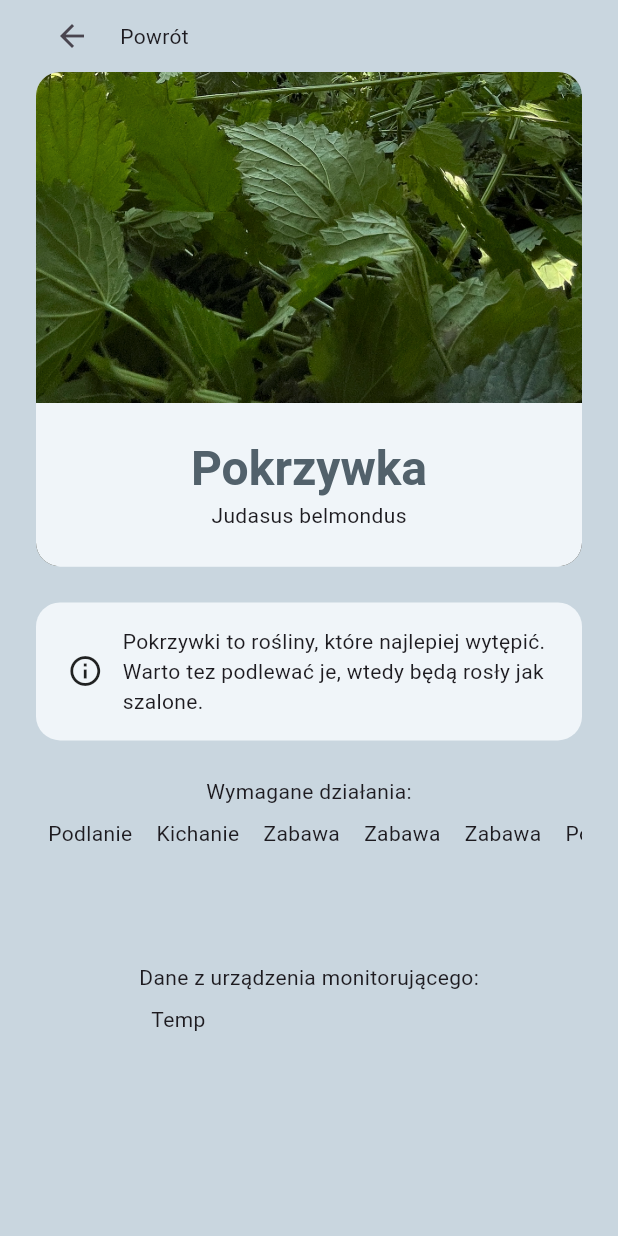
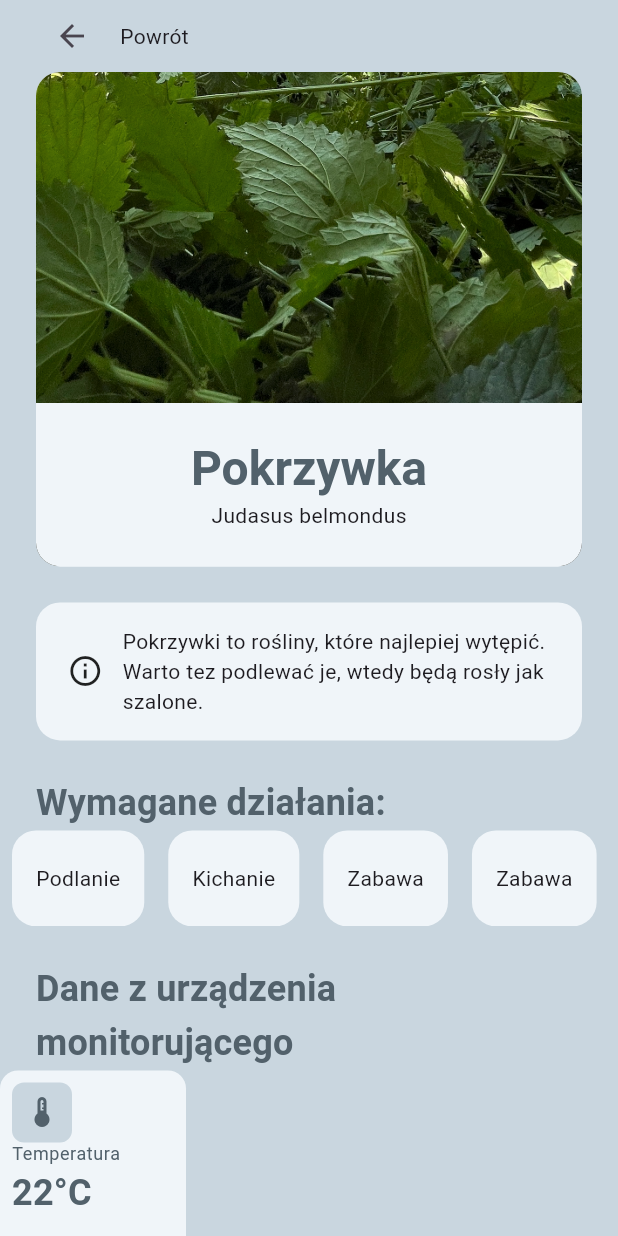
Before and after one commit to wojtekbakun/dzien_dobry, a Flutter app: the PlantScreen screen opened by its route, on a phone screen of 412 x 824 dp. Run offline on Flutter 3.47's test engine with Material 3 defaults, Android fonts, the light colour scheme and no system bars.

Commit message:
added new comonents to plant screen

```diff
--- a/lib/main.dart
+++ b/lib/main.dart
@@ -28,7 +28,7 @@ class MainApp extends StatelessWidget {
         scaffoldBackgroundColor: MyColors.background,
         textTheme: const TextTheme(
           bodySmall: TextStyle(
-            fontSize: 16,
+            fontSize: 12,
             color: MyColors.primaryDark,
           ),
           titleLarge: TextStyle(
--- a/lib/presentation/screens/plant_screen.dart
+++ b/lib/presentation/screens/plant_screen.dart
@@ -12,8 +12,10 @@ class PlantScreen extends StatelessWidget {
   Widget build(BuildContext context) {
     return Scaffold(
       body: SafeArea(
-        bottom: false,
-        child: Padding(
+        child: SingleChildScrollView(
+          child: Column(
+            children: [
+              Padding(
                 padding: MyPaddings.symmetricHorizontal,
                 child: Column(
                   children: [
@@ -42,6 +44,9 @@ class PlantScreen extends StatelessWidget {
                       description:
                           'Pokrzywki to rośliny, które najlepiej wytępić. Warto tez podlewać je, wtedy będą rosły jak szalone.',
                     ),
+                  ],
+                ),
+              ),
               const ToDoPanel(
                 toDos: [
                   'Podlanie',
--- /dev/null
+++ b/lib/presentation/widgets/plants/measurement_card.dart
@@ -0,0 +1,54 @@
+import 'package:dzien_dobry/consts/paddings.dart';
+import 'package:flutter/material.dart';
+
+class MeasurementCard extends StatelessWidget {
+  final String measurementName;
+  final String measurementValue;
+  final IconData icon;
+  const MeasurementCard({
+    super.key,
+    required this.measurementName,
+    required this.measurementValue,
+    required this.icon,
+  });
+
+  @override
+  Widget build(BuildContext context) {
+    return Container(
+      height: 124,
+      width: 124,
+      alignment: Alignment.topLeft,
+      decoration: BoxDecoration(
+          color: Theme.of(context).cardColor,
+          shape: BoxShape.rectangle,
+          borderRadius: BorderRadius.circular(12)),
+      child: Container(
+        margin: MyPaddings.smallAll,
+        child: Column(
+          mainAxisAlignment: MainAxisAlignment.start,
+          crossAxisAlignment: CrossAxisAlignment.start,
+          children: [
+            Container(
+                decoration: BoxDecoration(
+                    color: Theme.of(context).scaffoldBackgroundColor,
+                    shape: BoxShape.rectangle,
+                    borderRadius: BorderRadius.circular(MyPaddings.small)),
+                child: Padding(
+                  padding: MyPaddings.smallAll,
+                  child: Icon(
+                    icon,
+                    color: Theme.of(context).indicatorColor,
+                  ),
+                )),
+            Text(
+              measurementName,
+              style: Theme.of(context).textTheme.bodySmall,
+            ),
+            Text(measurementValue,
+                style: Theme.of(context).textTheme.titleMedium),
+          ],
+        ),
+      ),
+    );
+  }
+}
--- a/lib/presentation/widgets/plants/monitoring_device_data.dart
+++ b/lib/presentation/widgets/plants/monitoring_device_data.dart
@@ -1,4 +1,5 @@
 import 'package:dzien_dobry/consts/paddings.dart';
+import 'package:dzien_dobry/presentation/widgets/plants/measurement_card.dart';
 import 'package:flutter/material.dart';
 
 class MonitoringDeviceData extends StatelessWidget {
@@ -8,29 +9,37 @@ class MonitoringDeviceData extends StatelessWidget {
   Widget build(BuildContext context) {
     return Padding(
       padding: MyPaddings.onlyTop,
-      child: SizedBox(
-        height: 100,
       child: Column(
+        mainAxisSize: MainAxisSize.min,
         mainAxisAlignment: MainAxisAlignment.start,
         crossAxisAlignment: CrossAxisAlignment.start,
         children: [
-            Text('Dane z urządzenia monitorującego:'),
-            Flexible(
+          Padding(
+            padding: MyPaddings.symmetricHorizontal,
+            child: Text(
+              'Dane z urządzenia monitorującego',
+              style: Theme.of(context).textTheme.titleMedium,
+            ),
+          ),
+          ConstrainedBox(
+            constraints: const BoxConstraints(
+              maxHeight: 124,
+            ),
             child: ListView.builder(
               scrollDirection: Axis.horizontal,
               shrinkWrap: true,
               itemCount: 1,
               itemBuilder: (context, index) {
-                  return Padding(
-                    padding: const EdgeInsets.all(8.0),
-                    child: Text('Temp'),
+                return const MeasurementCard(
+                  measurementName: 'Temperatura',
+                  measurementValue: '22°C',
+                  icon: Icons.thermostat,
                 );
               },
             ),
           ),
         ],
       ),
-      ),
     );
   }
 }
--- /dev/null
+++ b/lib/presentation/widgets/plants/to_do_card.dart
@@ -0,0 +1,25 @@
+import 'package:dzien_dobry/consts/paddings.dart';
+import 'package:dzien_dobry/consts/shapes.dart';
+import 'package:flutter/material.dart';
+
+class ToDoCard extends StatelessWidget {
+  final String toDo;
+  const ToDoCard({super.key, required this.toDo});
+
+  @override
+  Widget build(BuildContext context) {
+    return Padding(
+      padding: MyPaddings.weatherDotsHorizontal,
+      child: Container(
+          alignment: Alignment.center,
+          decoration: BoxDecoration(
+            color: Theme.of(context).cardColor,
+            borderRadius: MyRadius.medium,
+          ),
+          child: Padding(
+            padding: MyPaddings.mediumAll,
+            child: Text(toDo),
+          )),
+    );
+  }
+}
--- a/lib/presentation/widgets/plants/to_do_panel.dart
+++ b/lib/presentation/widgets/plants/to_do_panel.dart
@@ -1,4 +1,5 @@
 import 'package:dzien_dobry/consts/paddings.dart';
+import 'package:dzien_dobry/presentation/widgets/plants/to_do_card.dart';
 import 'package:flutter/material.dart';
 
 class ToDoPanel extends StatelessWidget {
@@ -9,27 +10,34 @@ class ToDoPanel extends StatelessWidget {
   Widget build(BuildContext context) {
     return Padding(
       padding: MyPaddings.onlyTop,
-      child: SizedBox(
-        height: 100,
       child: Column(
+        mainAxisAlignment: MainAxisAlignment.start,
+        crossAxisAlignment: CrossAxisAlignment.start,
         children: [
-            const Text('Wymagane działania:'),
-            Flexible(
+          Padding(
+            padding: MyPaddings.symmetricHorizontal,
+            child: Text(
+              'Wymagane działania:',
+              style: Theme.of(context).textTheme.titleMedium,
+            ),
+          ),
+          ConstrainedBox(
+            constraints: const BoxConstraints(
+              maxHeight: 64,
+            ),
             child: ListView.builder(
               scrollDirection: Axis.horizontal,
               shrinkWrap: true,
               itemCount: toDos.length,
               itemBuilder: (context, index) {
-                  return Padding(
-                    padding: const EdgeInsets.all(8.0),
-                    child: Text(toDos[index]),
+                return ToDoCard(
+                  toDo: toDos[index],
                 );
               },
             ),
           ),
         ],
       ),
-      ),
     );
   }
 }
```
Also changed, not shown: 2 other files. Lines whose indentation alone changed are shown as unchanged.
